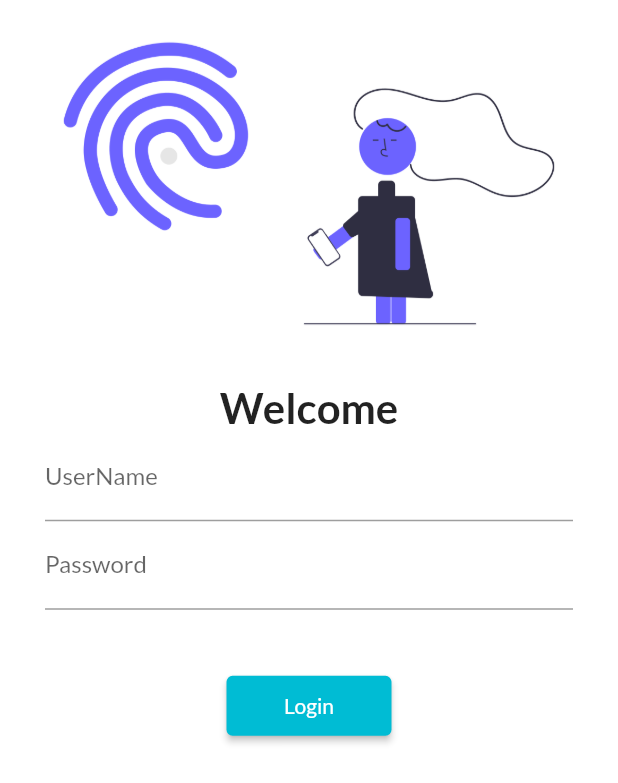
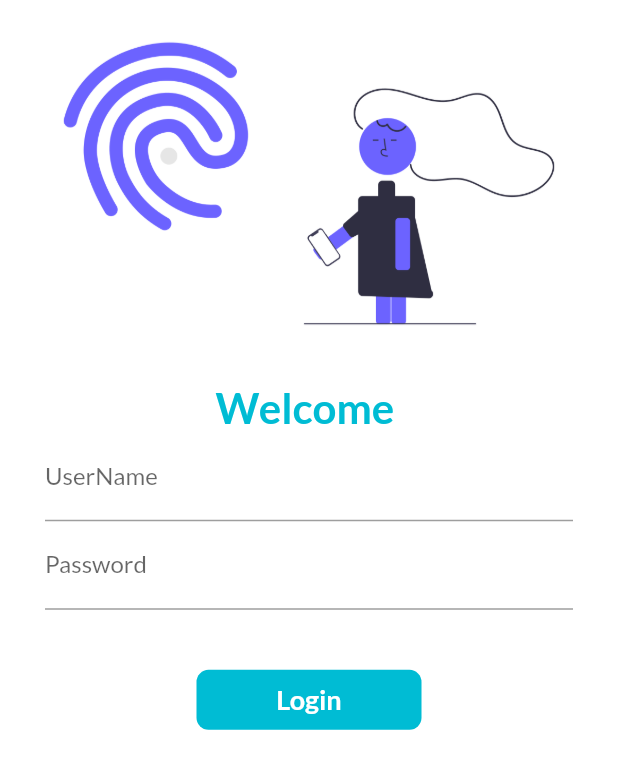
Before and after one commit to Het0603/30DaysOfFlutter, a Flutter app: the screen it shows after launch, on a phone screen of 412 x 824 dp. Shown: the top 783 px of the screen. Run offline on Flutter 3.47's test engine with Material 2 defaults, Android fonts, the light colour scheme and no system bars; our stand-ins replace google_fonts.

Commit message:
day 6 completed

```diff
--- a/lib/pages/login_page.dart
+++ b/lib/pages/login_page.dart
@@ -1,10 +1,17 @@
-// ignore_for_file: prefer_const_constructors, sort_child_properties_last
+// ignore_for_file: prefer_const_constructors, sort_child_properties_last, must_be_immutable, use_build_context_synchronously
 
 import 'package:flutter/material.dart';
 import 'package:practice_app/utils/routes.dart';
 
-class LoginPage extends StatelessWidget {
+class LoginPage extends StatefulWidget {
   const LoginPage({Key? key}) : super(key: key);
+  @override
+  State<LoginPage> createState() => _LoginPageState();
+}
+
+class _LoginPageState extends State<LoginPage> {
+  String name = "";
+  bool changebutton = false;
 
   @override
   Widget build(BuildContext context) {
@@ -21,9 +28,10 @@
               height: 10,
             ),
             Text(
-              "Welcome",
+              "Welcome $name",
               style: TextStyle(
                 fontSize: 28,
+                color: Colors.cyan,
                 fontWeight: FontWeight.bold,
               ),
             ),
@@ -39,6 +47,12 @@
                       hintText: "Enter username",
                       labelText: "UserName",
                     ),
+                    onChanged: (value) {
+                      name = value;
+                      setState(
+                        () {},
+                      );
+                    },
                   ),
                   TextFormField(
                     obscureText: true,
@@ -50,16 +64,47 @@
                   SizedBox(
                     height: 40,
                   ),
-                  ElevatedButton(
-                    child: Text("Login"),
-                    style: ElevatedButton.styleFrom(
-                        minimumSize: Size(110, 40),
-                        onPrimary: Colors.white,
-                        primary: Colors.cyan),
-                    onPressed: () {
+
+                  InkWell(
+                    onTap: () async {
+                      setState(() {
+                        changebutton = true;
+                      });
+                      await Future.delayed(Duration(seconds: 1));
                       Navigator.pushNamed(context, MyRoutes.homeroute);
                     },
+                    child: AnimatedContainer(
+                      duration: Duration(seconds: 1),
+                      height: 40,
+                      width: changebutton ? 40 : 150,
+                      alignment: Alignment.center,
+                      child: changebutton
+                          ? Icon(Icons.done)
+                          : Text(
+                              "Login",
+                              style: TextStyle(
+                                color: Colors.white,
+                                fontSize: 18,
+                                fontWeight: FontWeight.bold,
+                              ),
+                            ),
+                      decoration: BoxDecoration(
+                        color: Colors.cyan,
+                        borderRadius:
+                            BorderRadius.circular(changebutton ? 40 : 8),
+                      ),
+                    ),
                   ),
+                  // ElevatedButton(
+                  //   child: Text("Login"),
+                  //   style: ElevatedButton.styleFrom(
+                  //       minimumSize: Size(110, 40),
+                  //       onPrimary: Colors.white,
+                  //       primary: Colors.cyan),
+                  //   onPressed: () {
+                  //     Navigator.pushNamed(context, MyRoutes.homeroute);
+                  //   },
+                  // ),
                 ],
               ),
             )
--- a/pubspec.yaml
+++ b/pubspec.yaml
@@ -29,6 +29,7 @@
 dependencies:
   flutter:
     sdk: flutter
+  rounded_loading_button: ^2.0.8
 
   # The following adds the Cupertino Icons font to your application.
   # Use with the CupertinoIcons class for iOS style icons.
```
Also changed, not shown: pubspec.lock.
